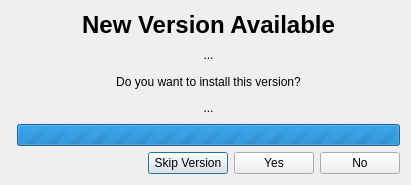
ArduPilot/apm_planner, file src/ui/AutoUpdateDialog.ui: the form before one commit.
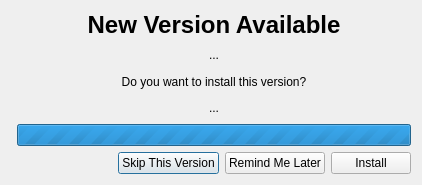
The form after the commit. Icons and pictures are not drawn.

Commit message: Renamed AutoUpdate buttons to be more informative

The edit to the form file:
```diff
--- a/src/ui/AutoUpdateDialog.ui
+++ b/src/ui/AutoUpdateDialog.ui
@@ -6,7 +6,7 @@
    <rect>
     <x>0</x>
     <y>0</y>
-    <width>411</width>
+    <width>422</width>
     <height>185</height>
    </rect>
   </property>
@@ -111,21 +111,21 @@
          <item>
           <widget class="QPushButton" name="skipPushButton">
            <property name="text">
-            <string>Skip Version</string>
-           </property>
-          </widget>
-         </item>
-         <item>
-          <widget class="QPushButton" name="yesPushButton">
-           <property name="text">
-            <string>Yes</string>
+            <string>Skip This Version</string>
            </property>
           </widget>
          </item>
          <item>
           <widget class="QPushButton" name="noPushButton">
            <property name="text">
-            <string>No</string>
+            <string>Remind Me Later</string>
+           </property>
+          </widget>
+         </item>
+         <item>
+          <widget class="QPushButton" name="yesPushButton">
+           <property name="text">
+            <string>Install</string>
            </property>
           </widget>
          </item>
```
